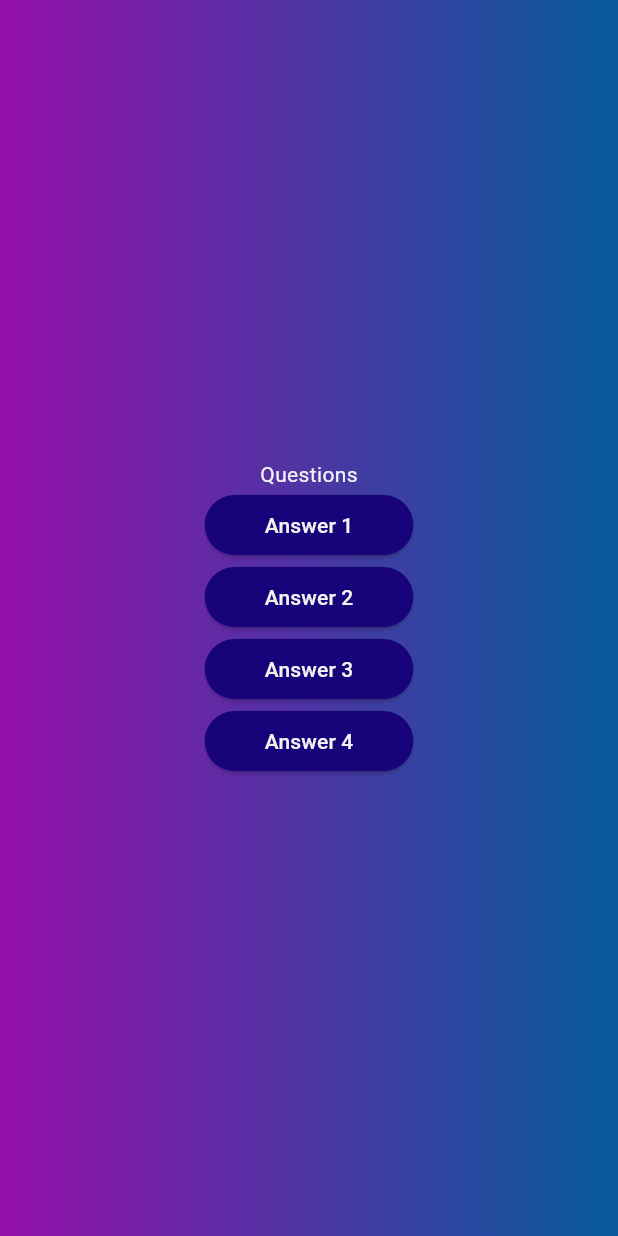
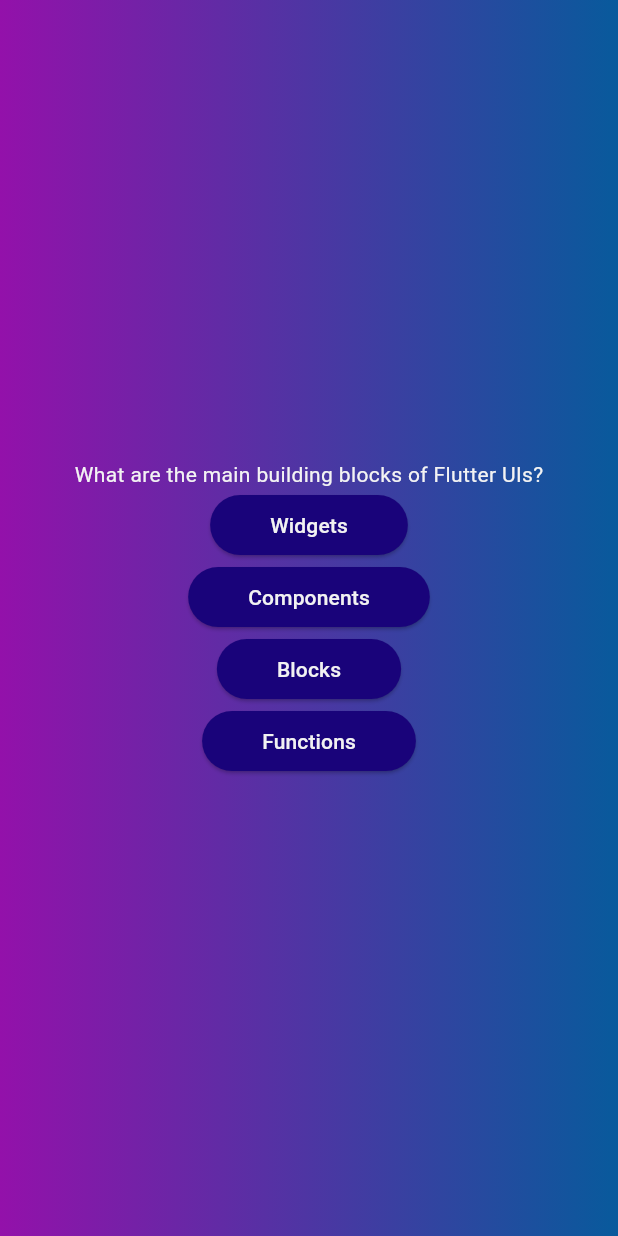
Before and after one commit to Wilson-Ochieng/Flutter_Training_Advanced_Basics, a Flutter app: the screen it shows after launch, after a tap on "Start Quiz", on a phone screen of 412 x 824 dp. Run offline on Flutter 3.47's test engine with Material 3 defaults, Android fonts, the phone set to English and light mode, and no system bars.

Commit message:
accessed list data

```diff
--- a/lib/data/questions.dart
+++ b/lib/data/questions.dart
@@ -4,18 +4,56 @@ const questions = [
 
 
  QuizQuestions(
-  'What are the main building blocks of flutter UIS?',
+    'What are the main building blocks of Flutter UIs?',
     [
       'Widgets',
       'Components',
       'Blocks',
-   'Functions'
-
-
+      'Functions',
     ],
-
-
-)
+  ),
+  QuizQuestions('How are Flutter UIs built?', [
+    'By combining widgets in code',
+    'By combining widgets in a visual editor',
+    'By defining widgets in config files',
+    'By using XCode for iOS and Android Studio for Android',
+  ]),
+  QuizQuestions(
+    'What\'s the purpose of a StatefulWidget?',
+    [
+      'Update UI as data changes',
+      'Update data as UI changes',
+      'Ignore data changes',
+      'Render UI that does not depend on data',
+    ],
+  ),
+  QuizQuestions(
+    'Which widget should you try to use more often: StatelessWidget or StatefulWidget?',
+    [
+      'StatelessWidget',
+      'StatefulWidget',
+      'Both are equally good',
+      'None of the above',
+    ],
+  ),
+  QuizQuestions(
+    'What happens if you change data in a StatelessWidget?',
+    [
+      'The UI is not updated',
+      'The UI is updated',
+      'The closest StatefulWidget is updated',
+      'Any nested StatefulWidgets are updated',
+    ],
+  ),
+  QuizQuestions(
+    'How should you update data inside of StatefulWidgets?',
+    [
+      'By calling setState()',
+      'By calling updateData()',
+      'By calling updateUI()',
+      'By calling updateState()',
+    ],
+  ),
 
 
 
--- a/lib/questions_screen.dart
+++ b/lib/questions_screen.dart
@@ -1,3 +1,4 @@
+import 'package:adv_basics/data/questions.dart';
 import 'package:flutter/material.dart';
 import 'package:adv_basics/answer_button.dart';
 
@@ -13,19 +14,23 @@ class QuestionsScreen extends StatefulWidget {
 class _QuestionsScreenState extends State<QuestionsScreen> {
   @override
   Widget build(context) {
-    return
-      SizedBox(
-        width: double.infinity,
-        child: Column(
-         mainAxisAlignment: MainAxisAlignment.center,
-          children: [
-            const Text('Questions',style: TextStyle(color: Color.fromARGB(255, 243, 243, 243)),),
-           AnswerButton(answerText: 'Answer 1', onTap: (){}),
-           AnswerButton(answerText: 'Answer 2', onTap: (){}),
-           AnswerButton(answerText: 'Answer 3', onTap: (){}),
-           AnswerButton(answerText: 'Answer 4', onTap: (){}),],
-        ),
-      );
+    final currentQuestion = questions[0];
 
+    return SizedBox(
+      width: double.infinity,
+      child: Column(
+        mainAxisAlignment: MainAxisAlignment.center,
+        children: [
+          Text(
+            currentQuestion.text,
+            style: const  TextStyle(color: Color.fromARGB(255, 243, 243, 243)),
+          ),
+          AnswerButton(answerText: currentQuestion.answers[0], onTap: () {}),
+          AnswerButton(answerText: currentQuestion.answers[1], onTap: () {}),
+          AnswerButton(answerText: currentQuestion.answers[2], onTap: () {}),
+          AnswerButton(answerText: currentQuestion.answers[3], onTap: () {}),
+        ],
+      ),
+    );
   }
 }
```
Lines whose indentation alone changed are shown as unchanged.
